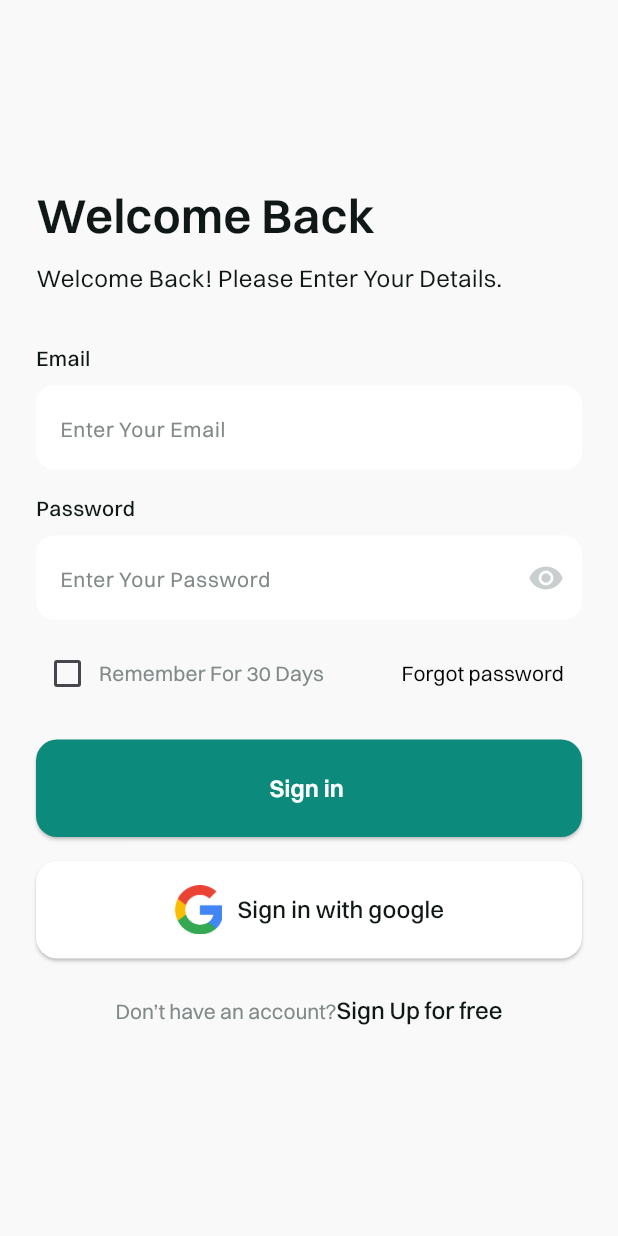
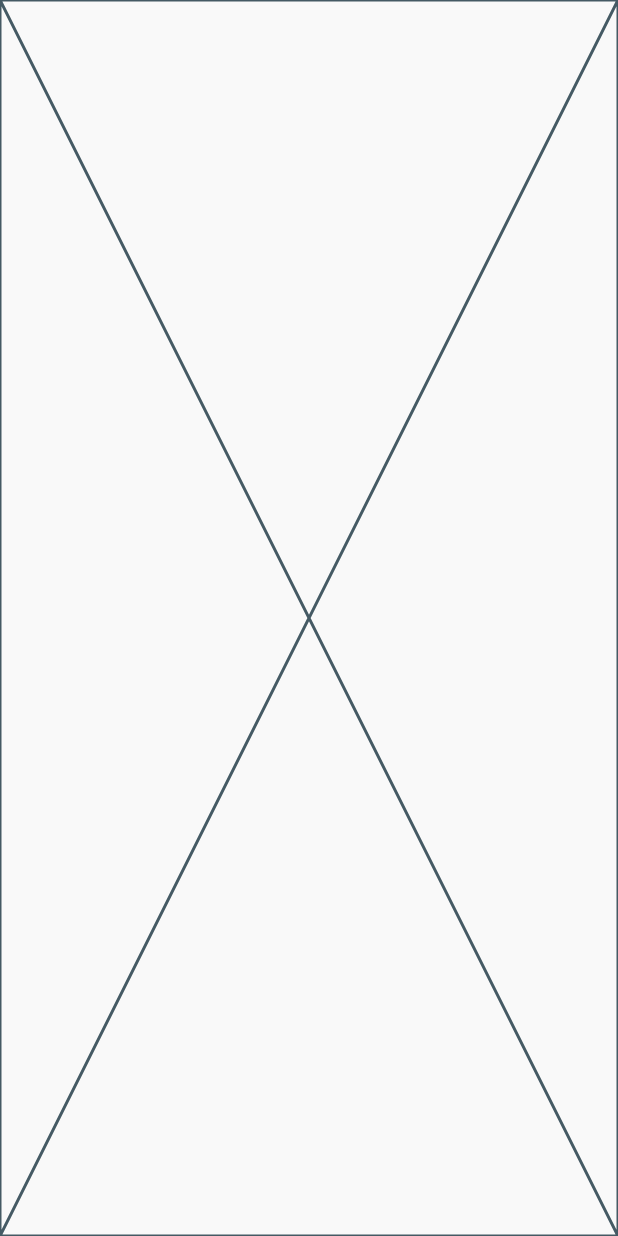
Before and after one commit to Esl4mx/Crafty_app, a Flutter app: the LoginView screen opened by its route, after a tap on "Sign in", on a phone screen of 412 x 824 dp. Run offline on Flutter 3.47's test engine with Material 3 defaults, Android fonts, the light colour scheme and no system bars; our stand-ins replace dots_indicator, shared_preferences; accounts and stored records are empty.

Commit message:
Add HomeView and update routing and navigation
- Added `HomeView` and its corresponding `HomeViewBody` widget.
- Updated `onGenerateRoute` to include the new `HomeView` route.
- Added `profile_image.png` to assets.
- Updated `LoginViewBody` to navigate to `HomeView` upon successful login validation.
- Adjusted padding and layout in `LoginViewBody` and `SignupViewBody` for consistency.

```diff
--- a/lib/core/helper_functions/on_generate_routes.dart
+++ b/lib/core/helper_functions/on_generate_routes.dart
@@ -1,6 +1,7 @@
 import 'package:crafty_app/core/wigets/app_layout_views.dart';
 import 'package:crafty_app/features/auth/presntation/views/login_view.dart';
 import 'package:crafty_app/features/auth/presntation/views/signup_view.dart';
+import 'package:crafty_app/features/home/presentation/views/home_view.dart';
 import 'package:crafty_app/features/on_boarding/presntation/view/on_boarding_view.dart';
 import 'package:crafty_app/features/splash_screen/presentation/view/splash_view.dart';
 import 'package:flutter/material.dart';
@@ -23,6 +24,10 @@ Route<dynamic> onGenerateRoute(RouteSettings settings) {
       return MaterialPageRoute(
         builder: (context) => const SignupView(),
       );
+    case HomeView.routeName:
+      return MaterialPageRoute(
+        builder: (context) => const HomeView(),
+      );
     default:
       return MaterialPageRoute(builder: (_) => const Scaffold());
   }
--- a/lib/core/utlis/app_images.dart
+++ b/lib/core/utlis/app_images.dart
@@ -21,4 +21,8 @@ class Assets {
   /// Assets for imagesOnBoarding33
   /// assets/images/on_boarding33.png
   static const String imagesOnBoarding33 = "assets/images/on_boarding33.png";
+
+  /// Assets for imagesProfileImage
+  /// assets/images/profile_image.png
+  static const String imagesProfileImage = "assets/images/profile_image.png";
 }
--- a/lib/features/auth/presntation/views/widgets/login_view_body.dart
+++ b/lib/features/auth/presntation/views/widgets/login_view_body.dart
@@ -9,6 +9,7 @@ import 'package:crafty_app/features/auth/presntation/views/widgets/check_box_sec
 import 'package:crafty_app/features/auth/presntation/views/widgets/google_auth_button.dart';
 import 'package:crafty_app/features/auth/presntation/views/widgets/login_view_form_section.dart';
 import 'package:crafty_app/features/auth/presntation/views/widgets/auth_header.dart';
+import 'package:crafty_app/features/home/presentation/views/home_view.dart';
 import 'package:flutter/material.dart';
 
 class LoginViewBody extends StatefulWidget {
@@ -35,9 +36,9 @@ class _LoginViewBodyState extends State<LoginViewBody> {
 
   @override
   Widget build(BuildContext context) {
-    return Padding(
-      padding: const EdgeInsets.symmetric(horizontal: kHorizontalPadding),
-      child: SingleChildScrollView(
+    return SingleChildScrollView(
+      child: Padding(
+        padding: const EdgeInsets.symmetric(horizontal: kHorizontalPadding),
         child: Column(
           crossAxisAlignment: CrossAxisAlignment.start,
           children: [
@@ -59,7 +60,12 @@ class _LoginViewBodyState extends State<LoginViewBody> {
             const SizedBox(height: 20),
             CustomButton(
                 onPressed: () {
-                  if (formKey.currentState!.validate()) {}
+                  if (formKey.currentState!.validate()) {
+                    Navigator.of(context).pushNamedAndRemoveUntil(
+                      HomeView.routeName,
+                      (route) => false,
+                    );
+                  }
                 },
                 child: Text(
                   "Sign in ",
--- a/lib/features/auth/presntation/views/widgets/signup_view_body.dart
+++ b/lib/features/auth/presntation/views/widgets/signup_view_body.dart
@@ -12,9 +12,9 @@ class SignupViewBody extends StatelessWidget {
 
   @override
   Widget build(BuildContext context) {
-    return Padding(
-      padding: const EdgeInsets.symmetric(horizontal: kHorizontalPadding),
-      child: SingleChildScrollView(
+    return SingleChildScrollView(
+      child: Padding(
+        padding: const EdgeInsets.symmetric(horizontal: kHorizontalPadding),
         child: Column(
           crossAxisAlignment: CrossAxisAlignment.start,
           children: [
--- /dev/null
+++ b/lib/features/home/presentation/views/home_view.dart
@@ -0,0 +1,13 @@
+import 'package:crafty_app/features/home/presentation/views/widgets/home_view_body.dart';
+import 'package:flutter/material.dart';
+
+class HomeView extends StatelessWidget {
+  const HomeView({super.key});
+  static const routeName = 'home';
+  @override
+  Widget build(BuildContext context) {
+    return const Scaffold(
+      body: HomeViewBody(),
+    );
+  }
+}
--- /dev/null
+++ b/lib/features/home/presentation/views/widgets/home_view_body.dart
@@ -0,0 +1,10 @@
+import 'package:flutter/material.dart';
+
+class HomeViewBody extends StatelessWidget {
+  const HomeViewBody({super.key});
+
+  @override
+  Widget build(BuildContext context) {
+    return const Placeholder();
+  }
+}
```
Also changed, not shown: assets/images/profile_image.png (added).
